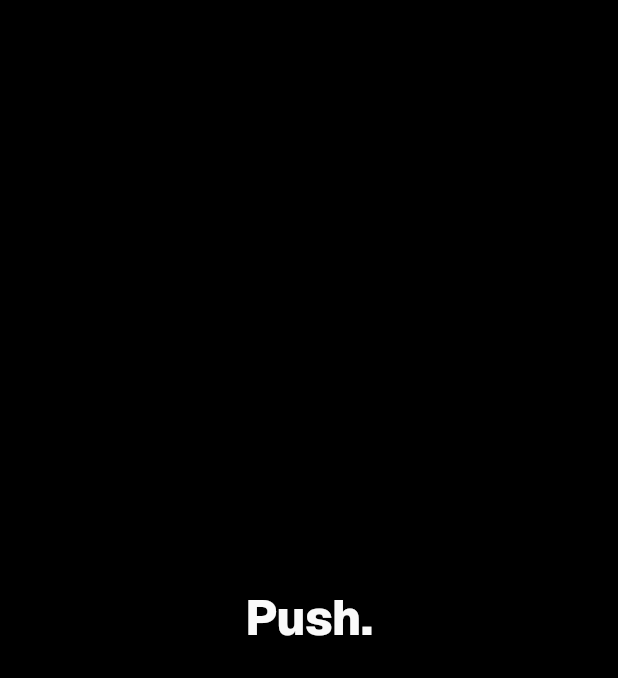
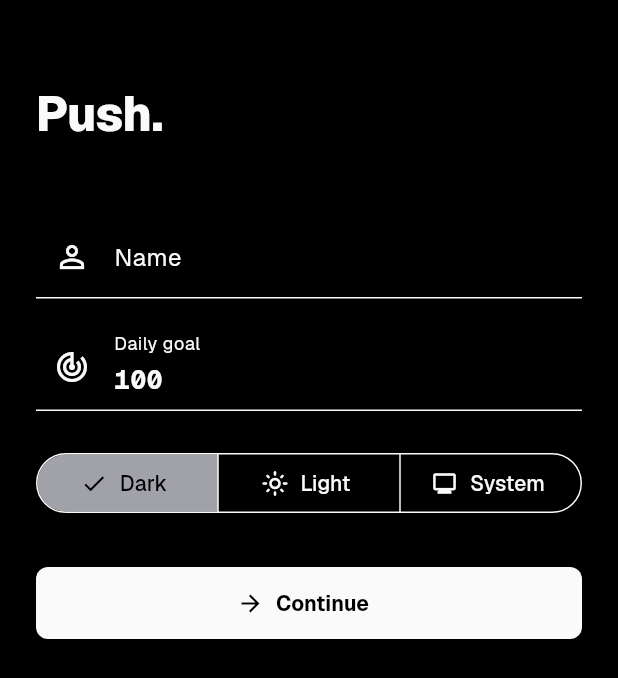
Before and after one commit to RellG/push., a Flutter app: the screen it shows after launch, on a phone screen of 412 x 824 dp. Shown: the top 678 px of the screen. Run offline on Flutter 3.47's test engine with Material 3 defaults, Android fonts, the phone set to English and light mode, and no system bars; our stand-ins replace flutter_riverpod, go_router, isar, shared_preferences; accounts and stored records are empty; generated files the repository leaves out were written again.

Commit message:
feat: add onboarding flow

```diff
--- a/lib/app/app.dart
+++ b/lib/app/app.dart
@@ -1,39 +1,35 @@
 import 'package:flutter/material.dart';
 import 'package:flutter_riverpod/flutter_riverpod.dart';
+import 'package:push_app/app/router.dart';
 import 'package:push_app/app/theme/theme.dart';
+import 'package:push_app/providers/app_providers.dart';
 
 class PushApp extends StatelessWidget {
   const PushApp({super.key});
 
   @override
   Widget build(BuildContext context) {
-    return ProviderScope(
-      child: MaterialApp(
-        debugShowCheckedModeBanner: false,
-        title: 'Push.',
-        theme: PushTheme.light(),
-        darkTheme: PushTheme.dark(),
-        themeMode: ThemeMode.dark,
-        home: const _BootstrapScreen(),
-      ),
+    return const ProviderScope(
+      child: _PushMaterialApp(),
     );
   }
 }
 
-class _BootstrapScreen extends StatelessWidget {
-  const _BootstrapScreen();
+class _PushMaterialApp extends ConsumerWidget {
+  const _PushMaterialApp();
 
   @override
-  Widget build(BuildContext context) {
-    final textTheme = Theme.of(context).textTheme;
+  Widget build(BuildContext context, WidgetRef ref) {
+    final router = ref.watch(routerProvider);
+    final themeMode = ref.watch(themeModeProvider);
 
-    return Scaffold(
-      body: Center(
-        child: Text(
-          'Push.',
-          style: textTheme.displaySmall,
-        ),
-      ),
+    return MaterialApp.router(
+      debugShowCheckedModeBanner: false,
+      title: 'Push.',
+      theme: PushTheme.light(),
+      darkTheme: PushTheme.dark(),
+      themeMode: themeMode,
+      routerConfig: router,
     );
   }
 }
--- /dev/null
+++ b/lib/app/router.dart
@@ -0,0 +1,82 @@
+import 'package:flutter/material.dart';
+import 'package:flutter_riverpod/flutter_riverpod.dart';
+import 'package:go_router/go_router.dart';
+import 'package:push_app/features/home/home_placeholder_screen.dart';
+import 'package:push_app/features/onboarding/onboarding_screen.dart';
+import 'package:push_app/providers/app_providers.dart';
+
+abstract final class AppRoutes {
+  static const root = '/';
+  static const onboarding = '/onboarding';
+  static const home = '/home';
+}
+
+final routerProvider = Provider<GoRouter>((ref) {
+  return GoRouter(
+    initialLocation: AppRoutes.root,
+    redirect: (context, state) async {
+      if (state.matchedLocation != AppRoutes.root) {
+        return null;
+      }
+
+      final isComplete = await ref.read(onboardingCompleteProvider.future);
+      return isComplete ? AppRoutes.home : AppRoutes.onboarding;
+    },
+    routes: [
+      GoRoute(
+        path: AppRoutes.root,
+        pageBuilder: (context, state) => _fadePage(
+          state: state,
+          child: const _LaunchScreen(),
+        ),
+      ),
+      GoRoute(
+        path: AppRoutes.onboarding,
+        pageBuilder: (context, state) => _fadePage(
+          state: state,
+          child: const OnboardingScreen(),
+        ),
+      ),
+      GoRoute(
+        path: AppRoutes.home,
+        pageBuilder: (context, state) => _fadePage(
+          state: state,
+          child: const HomePlaceholderScreen(),
+        ),
+      ),
+    ],
+  );
+});
+
+CustomTransitionPage<void> _fadePage({
+  required GoRouterState state,
+  required Widget child,
+}) {
+  return CustomTransitionPage<void>(
+    key: state.pageKey,
+    transitionDuration: const Duration(milliseconds: 250),
+    child: child,
+    transitionsBuilder: (context, animation, secondaryAnimation, child) {
+      final offset = Tween<Offset>(
+        begin: const Offset(0, 0.03),
+        end: Offset.zero,
+      ).chain(CurveTween(curve: Curves.easeOutCubic)).animate(animation);
+
+      return FadeTransition(
+        opacity: animation,
+        child: SlideTransition(position: offset, child: child),
+      );
+    },
+  );
+}
+
+class _LaunchScreen extends StatelessWidget {
+  const _LaunchScreen();
+
+  @override
+  Widget build(BuildContext context) {
+    return const Scaffold(
+      body: Center(child: CircularProgressIndicator(strokeWidth: 2)),
+    );
+  }
+}
--- /dev/null
+++ b/lib/features/onboarding/onboarding_screen.dart
@@ -0,0 +1,157 @@
+import 'package:flutter/material.dart';
+import 'package:flutter/services.dart';
+import 'package:flutter_riverpod/flutter_riverpod.dart';
+import 'package:go_router/go_router.dart';
+import 'package:push_app/app/router.dart';
+import 'package:push_app/app/theme/colors.dart';
+import 'package:push_app/app/theme/typography.dart';
+import 'package:push_app/providers/app_providers.dart';
+
+class OnboardingScreen extends ConsumerStatefulWidget {
+  const OnboardingScreen({
+    super.key,
+    this.onCompleted,
+  });
+
+  final VoidCallback? onCompleted;
+
+  @override
+  ConsumerState<OnboardingScreen> createState() => _OnboardingScreenState();
+}
+
+class _OnboardingScreenState extends ConsumerState<OnboardingScreen> {
+  final _formKey = GlobalKey<FormState>();
+  final _nameController = TextEditingController();
+  final _goalController = TextEditingController(text: '100');
+
+  String _themeMode = 'dark';
+  bool _isSubmitting = false;
+
+  @override
+  void dispose() {
+    _nameController.dispose();
+    _goalController.dispose();
+    super.dispose();
+  }
+
+  @override
+  Widget build(BuildContext context) {
+    final colors = context.colors;
+    final textTheme = Theme.of(context).textTheme;
+
+    return Scaffold(
+      body: SafeArea(
+        child: Center(
+          child: ConstrainedBox(
+            constraints: const BoxConstraints(maxWidth: 600),
+            child: Form(
+              key: _formKey,
+              child: ListView(
+                padding: const EdgeInsets.all(24),
+                children: [
+                  const SizedBox(height: 32),
+                  Text('Push.', style: textTheme.displaySmall),
+                  const SizedBox(height: 48),
+                  TextFormField(
+                    controller: _nameController,
+                    textInputAction: TextInputAction.next,
+                    decoration: const InputDecoration(
+                      labelText: 'Name',
+                      prefixIcon: Icon(Icons.person_outline),
+                    ),
+                    validator: (value) {
+                      if (value == null || value.trim().isEmpty) {
+                        return 'Enter your name';
+                      }
+                      return null;
+                    },
+                  ),
+                  const SizedBox(height: 16),
+                  TextFormField(
+                    controller: _goalController,
+                    keyboardType: TextInputType.number,
+                    textInputAction: TextInputAction.done,
+                    inputFormatters: [FilteringTextInputFormatter.digitsOnly],
+                    style: PushTypography.monoNumber(
+                      color: colors.textPrimary,
+                      fontSize: 18,
+                    ),
+                    decoration: const InputDecoration(
+                      labelText: 'Daily goal',
+                      prefixIcon: Icon(Icons.track_changes),
+                    ),
+                    validator: (value) {
+                      final goal = int.tryParse(value ?? '');
+                      if (goal == null || goal <= 0) {
+                        return 'Enter a goal above zero';
+                      }
+                      return null;
+                    },
+                  ),
+                  const SizedBox(height: 24),
+                  SegmentedButton<String>(
+                    segments: const [
+                      ButtonSegment(
+                        value: 'dark',
+                        label: Text('Dark'),
+                        icon: Icon(Icons.dark_mode_outlined),
+                      ),
+                      ButtonSegment(
+                        value: 'light',
+                        label: Text('Light'),
+                        icon: Icon(Icons.light_mode_outlined),
+                      ),
+                      ButtonSegment(
+                        value: 'system',
+                        label: Text('System'),
+                        icon: Icon(Icons.monitor_outlined),
+                      ),
+                    ],
+                    selected: {_themeMode},
+                    onSelectionChanged: (selection) {
+                      setState(() => _themeMode = selection.single);
+                    },
+                  ),
+                  const SizedBox(height: 32),
+                  ElevatedButton.icon(
+                    onPressed: _isSubmitting ? null : _submit,
+                    icon: _isSubmitting
+                        ? const SizedBox.square(
+                            dimension: 18,
+                            child: CircularProgressIndicator(strokeWidth: 2),
+                          )
+                        : const Icon(Icons.arrow_forward),
+                    label: const Text('Continue'),
+                  ),
+                ],
+              ),
+            ),
+          ),
+        ),
+      ),
+    );
+  }
+
+  Future<void> _submit() async {
+    if (!_formKey.currentState!.validate()) {
+      return;
+    }
+
+    setState(() => _isSubmitting = true);
+    final completeOnboarding = ref.read(completeOnboardingProvider);
+    await completeOnboarding(
+      name: _nameController.text.trim(),
+      currentGoal: int.parse(_goalController.text),
+      themeMode: _themeMode,
+    );
+
+    if (!mounted) {
+      return;
+    }
+
+    widget.onCompleted?.call();
+    if (widget.onCompleted == null) {
+      context.go(AppRoutes.home);
+    }
+  }
+}
--- a/lib/providers/app_providers.dart
+++ b/lib/providers/app_providers.dart
@@ -1,3 +1,4 @@
+import 'package:flutter/material.dart';
 import 'package:flutter_riverpod/flutter_riverpod.dart';
 import 'package:isar/isar.dart';
 import 'package:push_app/data/db/entities/day_log.dart';
@@ -11,6 +12,9 @@ import 'package:push_app/data/repositories/set_repository.dart';
 import 'package:push_app/domain/models/push_stats.dart';
 import 'package:push_app/domain/services/stats_calculator.dart';
 import 'package:push_app/domain/services/streak_calculator.dart';
+import 'package:shared_preferences/shared_preferences.dart';
+
+const onboardingCompleteKey = 'onboarding_complete';
 
 final clockProvider = Provider<DateTime Function()>((ref) => DateTime.now);
 
@@ -20,6 +24,15 @@ final todayDateProvider = Provider<String>((ref) {
 
 final isarProvider = FutureProvider<Isar>((ref) {
   return openPushDatabase();
+});
+
+final sharedPreferencesProvider = FutureProvider<SharedPreferences>((ref) {
+  return SharedPreferences.getInstance();
+});
+
+final onboardingCompleteProvider = FutureProvider<bool>((ref) async {
+  final preferences = await ref.watch(sharedPreferencesProvider.future);
+  return preferences.getBool(onboardingCompleteKey) ?? false;
 });
 
 final profileRepositoryProvider = FutureProvider<ProfileRepository>((
@@ -42,6 +55,44 @@ final setRepositoryProvider = FutureProvider<SetRepository>((ref) async {
 final profileProvider = StreamProvider<Profile?>((ref) async* {
   final repository = await ref.watch(profileRepositoryProvider.future);
   yield* repository.watchProfile();
+});
+
+final themeModeProvider = Provider<ThemeMode>((ref) {
+  final profile = ref.watch(profileProvider);
+  return profile.maybeWhen(
+    data: (value) => switch (value?.themeMode) {
+      'light' => ThemeMode.light,
+      'system' => ThemeMode.system,
+      _ => ThemeMode.dark,
+    },
+    orElse: () => ThemeMode.dark,
+  );
+});
+
+typedef CompleteOnboarding =
+    Future<void> Function({
+      required String name,
+      required int currentGoal,
+      required String themeMode,
+    });
+
+final completeOnboardingProvider = Provider<CompleteOnboarding>((ref) {
+  return ({
+    required String name,
+    required int currentGoal,
+    required String themeMode,
+  }) async {
+    final profileRepository = await ref.read(profileRepositoryProvider.future);
+    final preferences = await ref.read(sharedPreferencesProvider.future);
+
+    await profileRepository.saveProfile(
+      name: name,
+      currentGoal: currentGoal,
+      themeMode: themeMode,
+    );
+    await preferences.setBool(onboardingCompleteKey, true);
+    ref.invalidate(onboardingCompleteProvider);
+  };
 });
 
 final todayProvider = StreamProvider<DayLog?>((ref) async* {
```
Also changed, not shown: lib/features/home/home_placeholder_screen.dart (added, +22 -0 lines), 2 other files.
